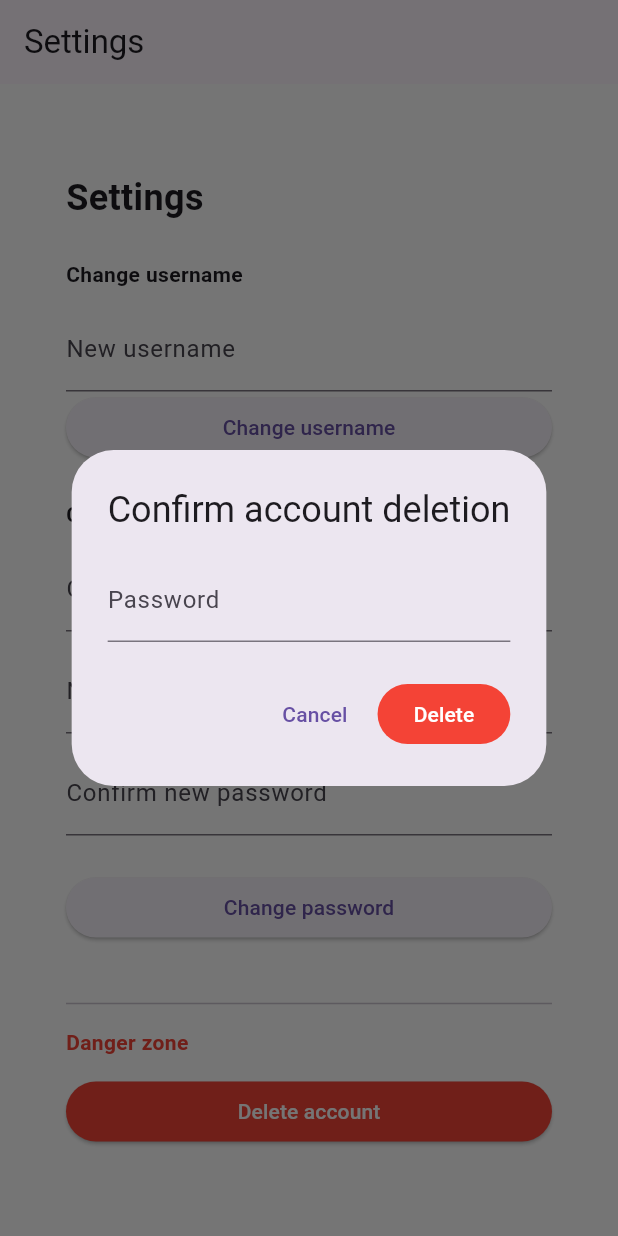
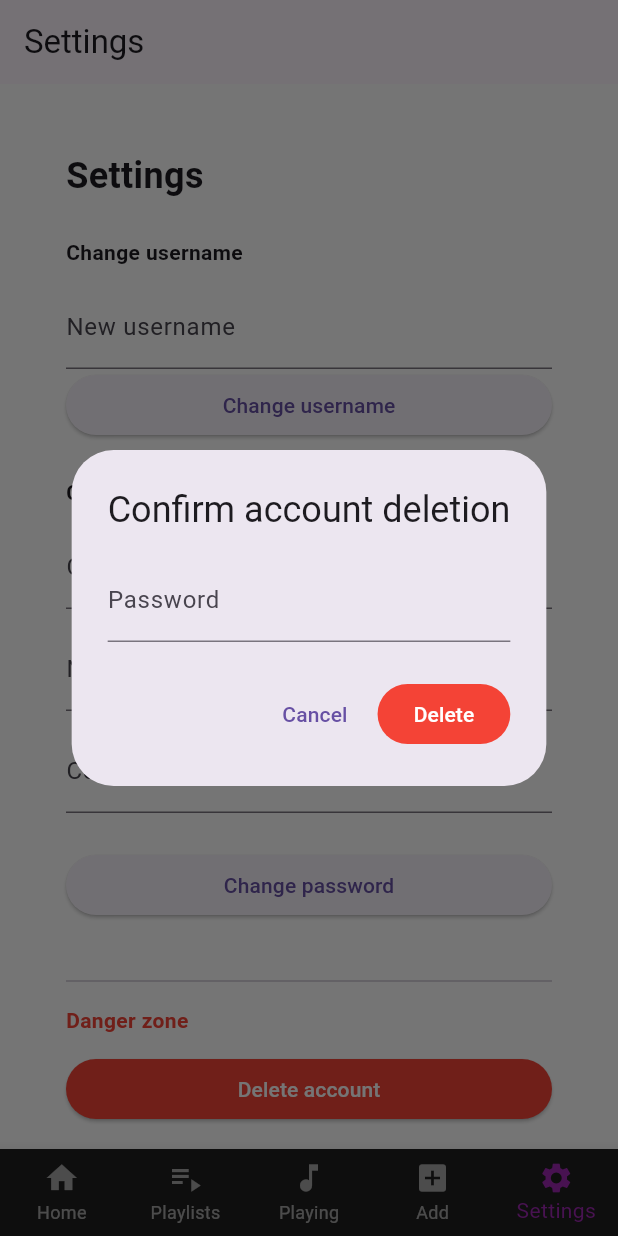
Before and after one commit to thegesse/projet-final, a Flutter app: the SettingsScreen screen opened by its route, after a tap on "Delete account", on a phone screen of 412 x 824 dp. Run offline on Flutter 3.47's test engine with Material 3 defaults, Android fonts, the phone set to English and light mode, and no system bars; our stand-ins replace audio_video_progress_bar, dio, file_picker, go_router, just_audio, just_audio_background and 1 more; missing offline and left inert: just_audio_media_kit; accounts and stored records are empty; network calls fail.

Commit message:
added nav bars

```diff
--- a/frontend_mobile/not_spot/lib/core/router/app_router.dart
+++ b/frontend_mobile/not_spot/lib/core/router/app_router.dart
@@ -11,6 +11,10 @@ import '../../ui/screens/main screens/add_song_screen.dart';
 import '../../ui/screens/main screens/song_screen.dart';
 import '../../ui/screens/main screens/playlist_screen.dart';
 import '../../ui/screens/secondary screens/playlist_detail_screen.dart';
+
+//navbars
+import '../../ui/widgets/general/mobile_nav_bar.dart';
+import '../../ui/widgets/general/side_bar_pc.dart';
 
 class AppRouter {
   final AuthController authController;
@@ -39,6 +43,28 @@ class AppRouter {
         path: '/register',
         builder: (context, state) => const RegisterScreen(),
       ),
+
+      GoRoute(
+        path: '/playlist/:id',
+        builder: (context, state) {
+          final playlistId = int.parse(state.pathParameters['id']!);
+          return PlaylistDetailScreen(playlistId: playlistId);
+        }
+      ),
+      ShellRoute(
+        builder: (context, state, child) {
+          // Responsive Check: Use MediaQuery to check screen width
+          final isDesktop = MediaQuery.of(context).size.width > 600;
+
+          if (isDesktop) {
+            // Return your PC layout shell wrapper
+            return SideBarPc(child: child);
+          } else {
+            // Return your Mobile layout shell wrapper
+            return MobileNavBar(child: child);
+          }
+        },
+        routes: [
           GoRoute(
             path: '/home',
             builder: (context, state) => const HomeScreen(),
@@ -59,13 +85,9 @@ class AppRouter {
             path: '/playlists',
             builder: (context, state) => const PlaylistScreen(),
           ),
-      GoRoute(
-        path: '/playlist/:id',
-        builder: (context, state) {
-          final playlistId = int.parse(state.pathParameters['id']!);
-          return PlaylistDetailScreen(playlistId: playlistId);
-        }
+        ],
       )
     ],
   );
+
 }
--- /dev/null
+++ b/frontend_mobile/not_spot/lib/ui/widgets/general/mobile_nav_bar.dart
@@ -0,0 +1,60 @@
+import 'package:flutter/material.dart';
+import 'package:go_router/go_router.dart';
+
+class MobileNavBar extends StatelessWidget {
+  final Widget child;
+  const MobileNavBar({super.key, required this.child});
+
+  @override
+  Widget build(BuildContext context) {
+    final String location = GoRouterState.of(context).matchedLocation;
+    //magic numbers, not reccomeneded I know but, only will be this number of pages during whole lifetime
+    int selectedLocation = 0;
+
+    if (location == '/home') selectedLocation = 0;
+    if (location == '/playlists') selectedLocation = 1;
+    if (location == '/song') selectedLocation = 2;
+    if (location == '/addSong') selectedLocation = 3;
+    if (location == '/settings') selectedLocation = 4;
+
+    return Scaffold(
+      body: child,
+      bottomNavigationBar: BottomNavigationBar(
+        type: BottomNavigationBarType.fixed,
+        backgroundColor: const Color(0xFF1E1E1E),
+        selectedItemColor: Colors.purple,
+        unselectedItemColor: Colors.white60,
+        currentIndex: selectedLocation,
+        onTap: (index) {
+          switch (index) {
+            case 0:
+              context.go('/home');
+              break;
+            case 1:
+              context.go('/playlists');
+              break;
+            case 2:
+              context.go('/song');
+              break;
+            case 3:
+              context.go('/addSong');
+              break;
+            case 4:
+              context.go('/settings');
+              break;
+          }
+        },
+        items: const [
+          BottomNavigationBarItem(icon: Icon(Icons.home), label: 'Home'),
+          BottomNavigationBarItem(
+              icon: Icon(Icons.playlist_play), label: 'Playlists'),
+          BottomNavigationBarItem(
+              icon: Icon(Icons.music_note), label: 'Playing'),
+          BottomNavigationBarItem(icon: Icon(Icons.add_box), label: 'Add'),
+          BottomNavigationBarItem(
+              icon: Icon(Icons.settings), label: 'Settings'),
+        ],
+      ),
+    );
+  }
+}
--- a/frontend_mobile/not_spot/lib/ui/widgets/settings/delete_account_form.dart
+++ b/frontend_mobile/not_spot/lib/ui/widgets/settings/delete_account_form.dart
@@ -1,6 +1,8 @@
 import 'package:flutter/material.dart';
+import 'package:go_router/go_router.dart';
 import 'package:provider/provider.dart';
 import '../../../features/settings/state/settings_controller.dart';
+import '../../../features/auth/state/auth_controller.dart';
 
 class DeleteAccountForm extends StatelessWidget {
   const DeleteAccountForm({super.key});
@@ -44,12 +46,13 @@ class DeleteAccountForm extends StatelessWidget {
 
   Future<void> _showDeleteDialog(BuildContext context) async {
     final settings = context.read<SettingsController>();
+    final auth = context.read<AuthController>();
     final passwordController = TextEditingController();
 
-    final confirmed = await showDialog<bool>(
+    await showDialog<bool>(
       context: context,
-      barrierDismissible: !settings.isDeleting,
-      builder: (context) {
+      barrierDismissible: false,
+      builder: (dialogContext) {
         return AlertDialog(
           title: const Text('Confirm account deletion'),
           content: TextField(
@@ -61,21 +64,29 @@ class DeleteAccountForm extends StatelessWidget {
           ),
           actions: [
             TextButton(
-              onPressed: settings.isDeleting
-                  ? null
-                  : () => Navigator.pop(context, false),
+              onPressed: () => Navigator.pop(dialogContext, false),
               child: const Text('Cancel'),
             ),
             FilledButton(
               style: FilledButton.styleFrom(backgroundColor: Colors.red),
-              onPressed: settings.isDeleting
-                  ? null
-                  : () async {
-                      final ok =
-                          await settings.deleteAccount(passwordController.text);
-                      if (!context.mounted) return;
-                      Navigator.pop(context, ok);
-                    },
+              onPressed: () async {
+                final ok =
+                    await settings.deleteAccount(passwordController.text);
+                if (ok) {
+                  if (!dialogContext.mounted) return;
+                  Navigator.pop(dialogContext, true);
+
+                  WidgetsBinding.instance.addPostFrameCallback((_) {
+                    if (!context.mounted) return;
+                    ScaffoldMessenger.of(context).showSnackBar(
+                      const SnackBar(
+                          content: Text('Account deleted successfully.')),
+                    );
+                    auth.logout();
+                    context.go('/login');
+                  });
+                }
+              },
               child: const Text('Delete'),
             ),
           ],
@@ -84,11 +95,5 @@ class DeleteAccountForm extends StatelessWidget {
     );
 
     passwordController.dispose();
-
-    if (confirmed == true && context.mounted) {
-      ScaffoldMessenger.of(context).showSnackBar(
-        const SnackBar(content: Text('Account deleted')),
-      );
-    }
   }
 }
```
Also changed, not shown: frontend_mobile/not_spot/lib/ui/widgets/general/homescreen_header.dart (+0 -8 lines), frontend_mobile/not_spot/lib/ui/widgets/general/side_bar_pc.dart (added, +108 -0 lines), frontend_mobile/not_spot/pubspec.lock. Lines whose indentation alone changed are shown as unchanged.
